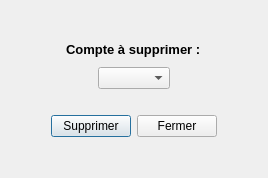
Above: gui/SuppressionCompteDialog.ui from hoxuanvinh1999/LO21_OOP before the change. Below: the same form after it.
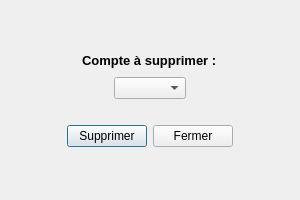
That is the form after the change.

Patch:
```diff
--- a/gui/SuppressionCompteDialog.ui
+++ b/gui/SuppressionCompteDialog.ui
@@ -6,8 +6,8 @@
    <rect>
     <x>0</x>
     <y>0</y>
-    <width>268</width>
-    <height>178</height>
+    <width>300</width>
+    <height>200</height>
    </rect>
   </property>
   <property name="windowTitle">
@@ -33,7 +33,7 @@
    <item>
     <layout class="QVBoxLayout" name="layoutChoixCompte">
      <property name="spacing">
-      <number>10</number>
+      <number>9</number>
      </property>
      <item alignment="Qt::AlignHCenter">
       <widget class="QLabel" name="labelChoixCompte">
```
Left out of the diff: 6 changed lines with no effect on the pictures.
